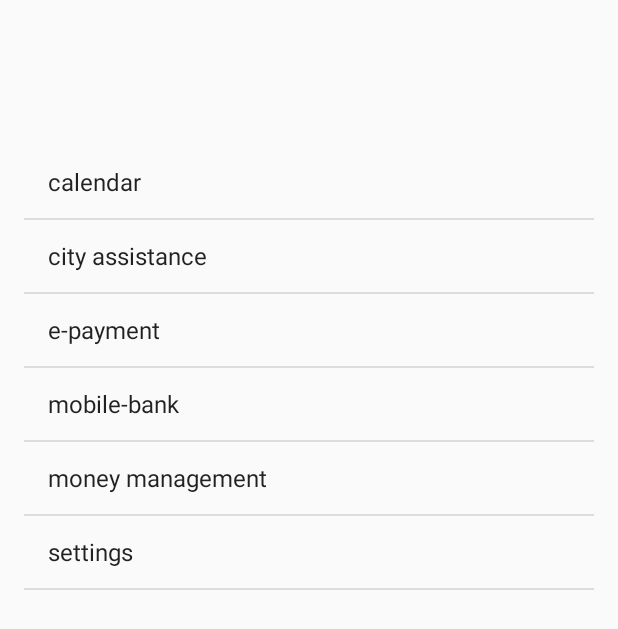
After one commit to bkennel/SBCityConnect, an Android app: the LifeActivity screen opened directly, with no data from a screen before it, on a phone screen of 412 x 824 dp. The commit adds this screen. Shown: the top 629 px of the screen. Run offline under Robolectric (Android 15) with nearby library versions, the phone set to English and light mode, and no system bars.

Commit message:
Added Home page (with basic UI), Life page list, money management list (need to update UI just for basic click operations)

```diff
--- a/app/src/main/AndroidManifest.xml
+++ b/app/src/main/AndroidManifest.xml
@@ -15,6 +15,8 @@
                 <category android:name="android.intent.category.LAUNCHER" />
             </intent-filter>
         </activity>
+        <activity android:name=".LifeActivity" />
+        <activity android:name=".MoneyManagement"></activity>
     </application>
 
 </manifest>
--- /dev/null
+++ b/app/src/main/java/mobilend/sbcityconnect/LifeActivity.java
@@ -0,0 +1,40 @@
+package mobilend.sbcityconnect;
+
+import android.content.Intent;
+import android.app.Activity;
+import android.os.Bundle;
+import android.view.View;
+import android.widget.AdapterView;
+import android.widget.AdapterView.OnItemClickListener;
+import android.widget.ListView;
+import android.widget.TextView;
+import android.widget.Toast;
+
+import java.util.ArrayList;
+import java.util.Arrays;
+
+public class LifeActivity extends Activity implements OnItemClickListener {
+
+    ListView listView;
+
+    @Override
+    protected void onCreate(Bundle savedInstanceState) {
+        super.onCreate(savedInstanceState);
+        setContentView(R.layout.activity_life);
+
+        Intent intent = getIntent();
+
+        listView = (ListView) findViewById(R.id.life_page_list);
+        listView.setOnItemClickListener(this);
+
+    }
+
+    @Override
+    public void onItemClick(AdapterView<?> adapter, View view, int position, long id) {
+
+        if (position == 4) {
+            Intent myIntent = new Intent(this, MoneyManagement.class);
+            startActivity(myIntent);
+        }
+    }
+}
--- /dev/null
+++ b/app/src/main/res/layout/activity_life.xml
@@ -0,0 +1,24 @@
+<?xml version="1.0" encoding="utf-8"?>
+<RelativeLayout xmlns:android="http://schemas.android.com/apk/res/android"
+    xmlns:tools="http://schemas.android.com/tools"
+    android:id="@+id/activity_life"
+    android:layout_width="match_parent"
+    android:layout_height="match_parent"
+    android:paddingBottom="@dimen/activity_vertical_margin"
+    android:paddingLeft="@dimen/activity_horizontal_margin"
+    android:paddingRight="@dimen/activity_horizontal_margin"
+    android:paddingTop="@dimen/activity_vertical_margin"
+    tools:context="mobilend.sbcityconnect.LifeActivity">
+
+    <ListView
+        android:id="@+id/life_page_list"
+        android:layout_width="match_parent"
+        android:layout_height="match_parent"
+        android:layout_marginTop="81dp"
+        android:layout_alignParentTop="true"
+        android:layout_alignParentLeft="true"
+        android:layout_alignParentStart="true"
+        style="@style/Widget.AppCompat.ListView.Menu"
+        android:entries="@array/life_array" />
+
+</RelativeLayout>
--- a/app/src/main/res/values/colors.xml
+++ b/app/src/main/res/values/colors.xml
@@ -1,6 +1,10 @@
 <?xml version="1.0" encoding="utf-8"?>
 <resources>
-    <color name="colorPrimary">#3F51B5</color>
+    <color name="colorPrimary">#2e78ba</color>
     <color name="colorPrimaryDark">#303F9F</color>
     <color name="colorAccent">#FF4081</color>
+    <color name="colorLife">#1e6eb5</color>
+    <color name="colorWork">#337fc2</color>
+    <color name="colorBusiness">#26a69a</color>
+    <color name="colorGovernment">#19c5a5</color>
 </resources>
--- a/app/src/main/res/values/strings.xml
+++ b/app/src/main/res/values/strings.xml
@@ -1,3 +1,18 @@
 <resources>
     <string name="app_name">SBCityConnect</string>
+    <string-array name="life_array">
+        <item>calendar</item>
+        <item>city assistance</item>
+        <item>e-payment</item>
+        <item>mobile-bank</item>
+        <item>money management</item>
+        <item>settings</item>
+    </string-array>
+    <string-array name="moneymanagement_array">
+        <item>add new account</item>
+        <item>maintain accounts</item>
+        <item>budget tracker</item>
+        <item>saving goals</item>
+        <item>find assistance</item>
+    </string-array>
 </resources>
```
Also changed, not shown: app/src/main/java/mobilend/sbcityconnect/MainActivity.java (+11 -0 lines), app/src/main/java/mobilend/sbcityconnect/MoneyManagement.java (added, +32 -0 lines), app/src/main/res/layout/activity_main.xml (+73 -2 lines), app/src/main/res/layout/activity_money_management.xml (added, +22 -0 lines).
